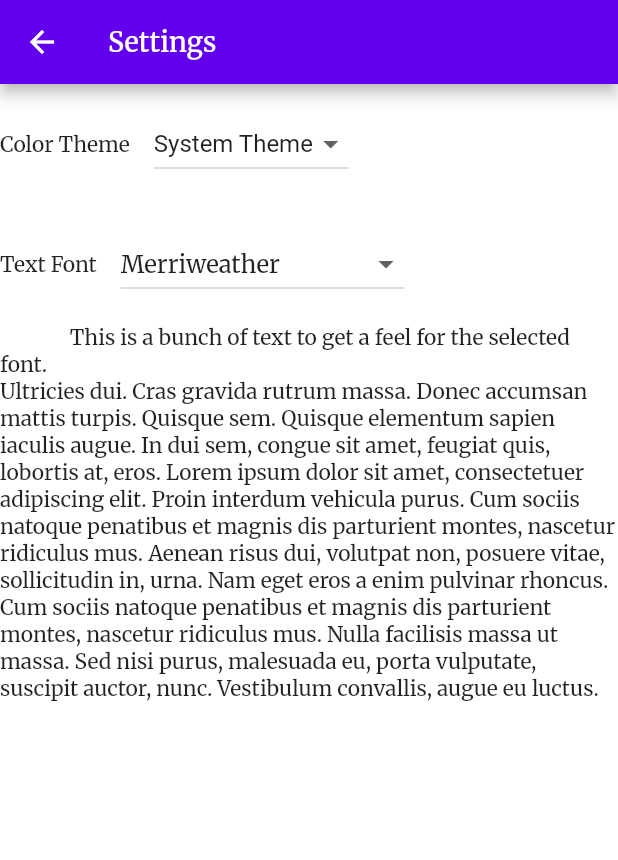
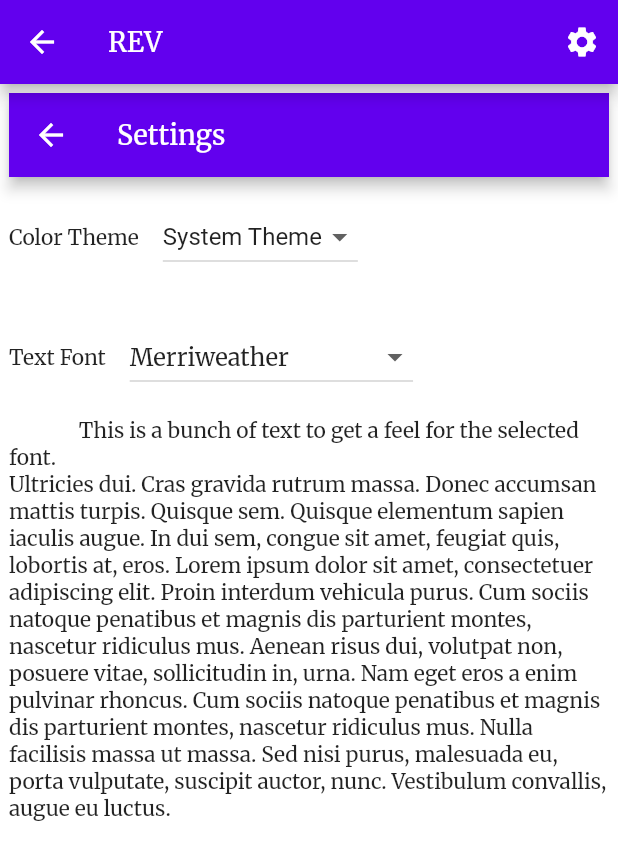
Before and after one commit to Grillbrick-Studios/rev_flutter, a Flutter app: the screen it shows after launch, after a tap on the "settings" icon, on a phone screen of 412 x 824 dp. Shown: the top 860 px of the screen. Run offline on Flutter 3.47's test engine with Material 2 defaults, Android fonts, the light colour scheme and no system bars; our stand-ins replace google_fonts, shared_preferences; missing offline and left inert: idb_shim; generated files the repository leaves out were written again; network calls fail.

Commit message:
Refactored for a home page.

```diff
--- a/lib/src/app.dart
+++ b/lib/src/app.dart
@@ -2,48 +2,14 @@ import 'package:flutter/material.dart';
 import 'package:flutter_gen/gen_l10n/app_localizations.dart';
 import 'package:flutter_localizations/flutter_localizations.dart';
 
-import 'models/bible.dart';
+import 'pages/home.dart';
 import 'settings/settings_controller.dart';
 import 'settings/settings_view.dart';
 
-/// A simple Widget that presents a hello world screen.
-class HelloWorld extends StatefulWidget {
-  const HelloWorld({
-    Key? key,
-  }) : super(key: key);
-
-  static const routeName = '/';
-
-  @override
-  State<HelloWorld> createState() => _HelloWorldState();
-}
-
-class _HelloWorldState extends State<HelloWorld> {
-  Bible? bible;
-
-  @override
-  Widget build(BuildContext context) {
-    final Widget bibleList;
-    if (bible != null) {
-      bibleList = ListView(
-        children: bible!.listBooks
-            .map((b) => Text(
-                  b,
-                  style: Theme.of(context).textTheme.headline1,
-                ))
-            .toList(),
-      );
-    } else {
-      Bible.load().then((b) => setState(() {
-            bible = b;
-          }));
-      bibleList = Center(
-        child: Text(
-          'Loading Data...',
-          style: Theme.of(context).textTheme.headline1,
-        ),
-      );
-    }
+Widget wrapTarget(
+    {required BuildContext context,
+    required RouteSettings routeSettings,
+    required Widget child}) {
   return Scaffold(
     appBar: AppBar(
       title: const Text('REV'),
@@ -61,10 +27,9 @@ class _HelloWorldState extends State<HelloWorld> {
     ),
     body: Container(
       margin: const EdgeInsets.all(6),
-        child: bibleList,
+      child: child,
     ),
   );
-  }
 }
 
 /// The Widget that configures your application.
@@ -159,10 +124,21 @@ class MyApp extends StatelessWidget {
               builder: (BuildContext context) {
                 switch (routeSettings.name) {
                   case SettingsView.routeName:
-                    return SettingsView(controller: settingsController);
+                    return wrapTarget(
+                      context: context,
+                      routeSettings: routeSettings,
+                      child: SettingsView(
+                        controller: settingsController,
+                      ),
+                    );
                   case HelloWorld.routeName:
                   default:
-                    return const HelloWorld();
+                    // return const HelloWorld();
+                    return wrapTarget(
+                      context: context,
+                      routeSettings: routeSettings,
+                      child: const HelloWorld(),
+                    );
                 }
               },
             );
--- a/lib/src/models/bible.dart
+++ b/lib/src/models/bible.dart
@@ -3,20 +3,10 @@ import 'dart:io';
 
 import 'package:flutter/foundation.dart';
 import 'package:http/http.dart' as http;
-import 'package:path_provider/path_provider.dart';
 
 import 'idb_file.dart';
 
 const _fileName = 'bible';
-Future<String> get _localPath async {
-  final directory = await getApplicationDocumentsDirectory();
-  return directory.path;
-}
-
-Future<File> get _localFile async {
-  final path = await _localPath;
-  return File('$path/$_fileName');
-}
 
 const _url = 'https://www.revisedenglishversion.com/jsondload.php?fil=201';
 
@@ -184,7 +174,7 @@ class Bible {
       }
     } else {
       // File file = File(_fileName);
-      File file = await _localFile;
+      File file = await localFile(_fileName);
       if (await file.exists()) {
         String contents = await file.readAsString();
         var verses = _parseVerses(contents);
@@ -207,7 +197,7 @@ class Bible {
       IdbFile idbFile = const IdbFile(_fileName);
       await idbFile.writeAsString(encoded);
     } else {
-      File file = await _localFile;
+      File file = await localFile(_fileName);
       await file.writeAsString(encoded);
     }
   }
--- a/lib/src/models/idb_file.dart
+++ b/lib/src/models/idb_file.dart
@@ -1,11 +1,23 @@
+import 'dart:io';
+
 import 'package:idb_shim/idb.dart';
 import 'package:idb_shim/idb_browser.dart';
+import 'package:path_provider/path_provider.dart';
+
+Future<String> get localPath async {
+  final directory = await getApplicationDocumentsDirectory();
+  return directory.path;
+}
+
+Future<File> localFile(String fileName) async {
+  final path = await localPath;
+  return File('$path/$fileName');
+}
 
 ///
 /// A file using Indexed DB
 ///
 class IdbFile {
-
   static const int _version = 1;
   static const String _dbName = 'files.db';
   static const String _objectStoreName = 'files';
@@ -20,14 +32,14 @@ class IdbFile {
 
   Future<Database> _openDb() async {
     final idbFactory = getIdbFactory();
-    if( idbFactory == null ){
+    if (idbFactory == null) {
       throw Exception('getIdbFactory() failed');
     }
     return idbFactory.open(
       _dbName,
       version: _version,
-      onUpgradeNeeded: (e)
-        => e.database.createObjectStore(_objectStoreName, keyPath: _propNameFilePath),
+      onUpgradeNeeded: (e) => e.database
+          .createObjectStore(_objectStoreName, keyPath: _propNameFilePath),
     );
   }
 
@@ -46,7 +58,7 @@ class IdbFile {
     final store = txn.objectStore(_objectStoreName);
     final object = await store.getObject(_filePath) as Map?;
     await txn.completed;
-    if( object == null ){
+    if (object == null) {
       throw Exception('file not found: $_filePath');
     }
     return object['contents'] as String;
@@ -70,5 +82,4 @@ class IdbFile {
     await store.delete(_filePath);
     await txn.completed;
   }
-
 }
--- /dev/null
+++ b/lib/src/pages/home.dart
@@ -0,0 +1,43 @@
+import 'package:flutter/material.dart';
+
+import '../models/bible.dart';
+
+/// A simple Widget that presents a hello world screen.
+class HelloWorld extends StatefulWidget {
+  const HelloWorld({
+    Key? key,
+  }) : super(key: key);
+
+  static const routeName = '/';
+
+  @override
+  State<HelloWorld> createState() => _HelloWorldState();
+}
+
+class _HelloWorldState extends State<HelloWorld> {
+  Bible? bible;
+
+  @override
+  Widget build(BuildContext context) {
+    if (bible != null) {
+      return ListView(
+        children: bible!.listBooks
+            .map((b) => Text(
+                  b,
+                  style: Theme.of(context).textTheme.headline1,
+                ))
+            .toList(),
+      );
+    } else {
+      Bible.load().then((b) => setState(() {
+            bible = b;
+          }));
+      return Center(
+        child: Text(
+          'Loading Data...',
+          style: Theme.of(context).textTheme.headline1,
+        ),
+      );
+    }
+  }
+}
```
Lines whose indentation alone changed are shown as unchanged.
